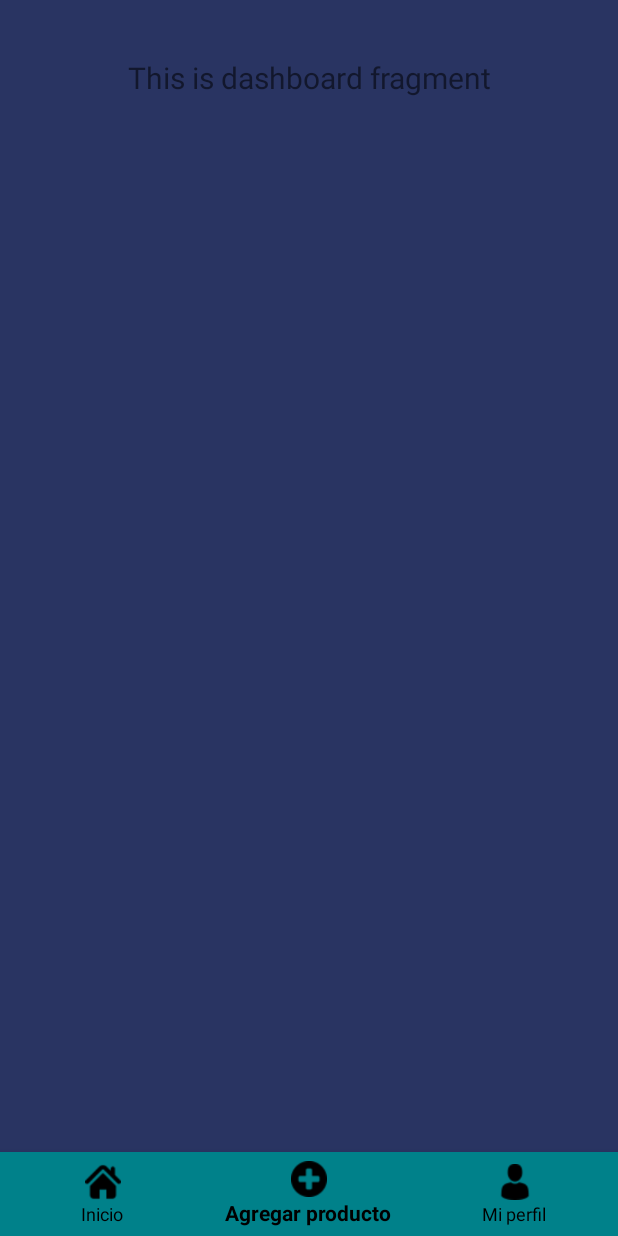
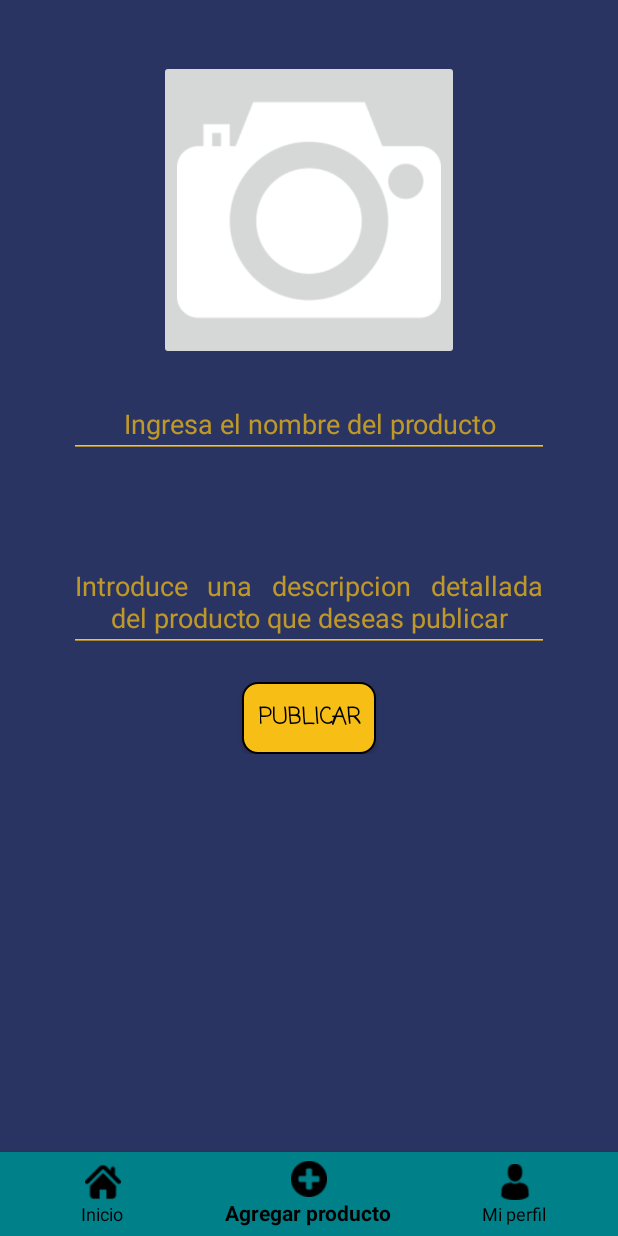
Before and after one commit to fabriziofranco/Pi_2, an Android app: the MenuActivity screen opened directly, with no data from a screen before it, item 2 of the bottom bar chosen, on a phone screen of 412 x 824 dp. Run offline under Robolectric (Android 15) with nearby library versions, the phone set to English and light mode, and no system bars; our stand-ins replace Volley, navigation-ui; network calls fail.

Commit message:
Products w/o images

```diff
--- /dev/null
+++ b/app/src/main/java/com/example/pi_2/ui/add_product/AddProductFragment.java
@@ -0,0 +1,71 @@
+package com.example.pi_2.ui.add_product;
+
+import android.Manifest;
+import android.content.Intent;
+import android.graphics.Bitmap;
+import android.os.Build;
+import android.os.Bundle;
+import android.provider.MediaStore;
+import android.view.LayoutInflater;
+import android.view.View;
+import android.view.ViewGroup;
+import android.widget.ImageButton;
+import android.widget.ImageView;
+import android.widget.TextView;
+
+import androidx.annotation.NonNull;
+import androidx.annotation.Nullable;
+import androidx.fragment.app.Fragment;
+import androidx.lifecycle.Observer;
+import androidx.lifecycle.ViewModelProviders;
+
+import com.example.pi_2.R;
+import com.example.pi_2.ui.add_product.AddProductModel;
+
+public class AddProductFragment extends Fragment {
+
+    private AddProductModel addProductModel;
+
+    ImageButton camera;
+
+    @Override
+    public View onCreateView(@NonNull LayoutInflater inflater,
+                             ViewGroup container, Bundle savedInstanceState) {
+        addProductModel =
+                ViewModelProviders.of(this).get(AddProductModel.class);
+        View root = inflater.inflate(R.layout.fragment_add_product, container, false);
+        //final TextView textView = root.findViewById(R.id.text_dashboard);
+        camera =root.findViewById(R.id.imagen_producto);
+
+        if(Build.VERSION.SDK_INT >= 23){
+            requestPermissions(new String[]{Manifest.permission.CAMERA, Manifest.permission.WRITE_EXTERNAL_STORAGE}, 2);
+        }
+
+        camera.setOnClickListener(new View.OnClickListener() {
+            @Override
+            public void onClick(View view) {
+                dispatchPictureTakenAction();
+            }
+        });
+
+
+
+        return root;
+    }
+
+    private void dispatchPictureTakenAction(){
+        Intent takePic = new Intent(MediaStore.ACTION_IMAGE_CAPTURE);
+        startActivityForResult(takePic, 0   );
+    }
+
+    @Override
+    public void onActivityResult(int requestcode, int resultcode, Intent data){
+        super.onActivityResult(requestcode, resultcode, data);
+        if(requestcode == 0){
+            Bitmap bitmap = (Bitmap)data.getExtras().get("data");
+            camera.setImageBitmap(bitmap);
+        }
+
+    }
+
+}
--- a/app/src/main/java/com/example/pi_2/ui/dashboard/AddProductModel.java
+++ b/app/src/main/java/com/example/pi_2/ui/add_product/AddProductModel.java
@@ -1,4 +1,4 @@
-package com.example.pi_2.ui.dashboard;
+package com.example.pi_2.ui.add_product;
 
 import androidx.lifecycle.LiveData;
 import androidx.lifecycle.MutableLiveData;
@@ -8,10 +8,7 @@ public class AddProductModel extends ViewModel {
 
     private MutableLiveData<String> mText;
 
-    public AddProductModel() {
-        mText = new MutableLiveData<>();
-        mText.setValue("This is dashboard fragment");
-    }
+    public AddProductModel() { }
 
     public LiveData<String> getText() {
         return mText;
--- a/app/src/main/java/com/example/pi_2/ui/dashboard/AddProductFragment.java
+++ /dev/null
@@ -1,35 +0,0 @@
-package com.example.pi_2.ui.dashboard;
-
-import android.os.Bundle;
-import android.view.LayoutInflater;
-import android.view.View;
-import android.view.ViewGroup;
-import android.widget.TextView;
-
-import androidx.annotation.NonNull;
-import androidx.annotation.Nullable;
-import androidx.fragment.app.Fragment;
-import androidx.lifecycle.Observer;
-import androidx.lifecycle.ViewModelProviders;
-
-import com.example.pi_2.R;
-
-public class AddProductFragment extends Fragment {
-
-    private AddProductModel addProductModel;
-
-    public View onCreateView(@NonNull LayoutInflater inflater,
-                             ViewGroup container, Bundle savedInstanceState) {
-        addProductModel =
-                ViewModelProviders.of(this).get(AddProductModel.class);
-        View root = inflater.inflate(R.layout.fragment_add_product, container, false);
-        final TextView textView = root.findViewById(R.id.text_dashboard);
-        addProductModel.getText().observe(this, new Observer<String>() {
-            @Override
-            public void onChanged(@Nullable String s) {
-                textView.setText(s);
-            }
-        });
-        return root;
-    }
-}
--- a/app/src/main/res/drawable/corners_conteiner.xml
+++ b/app/src/main/res/drawable/corners_conteiner.xml
@@ -2,7 +2,7 @@
 <shape xmlns:android="http://schemas.android.com/apk/res/android" >
     <stroke
         android:width="1dp"
-        android:color="#FFC312" />
+        android:color="#FFF" />
 
     <solid android:color="#4D293462" />
 
--- a/app/src/main/res/layout/fragment_add_product.xml
+++ b/app/src/main/res/layout/fragment_add_product.xml
@@ -2,18 +2,89 @@
 <androidx.constraintlayout.widget.ConstraintLayout xmlns:android="http://schemas.android.com/apk/res/android"
     xmlns:app="http://schemas.android.com/apk/res-auto"
     android:layout_width="match_parent"
-    android:layout_height="match_parent">
+    android:layout_height="match_parent"
+    >
 
-    <TextView
-        android:id="@+id/text_dashboard"
-        android:layout_width="match_parent"
+
+
+
+    <LinearLayout
+        android:id="@+id/linearLayout"
+        android:layout_width="0dp"
+        android:orientation="vertical"
         android:layout_height="wrap_content"
-        android:layout_marginStart="8dp"
-        android:layout_marginTop="8dp"
-        android:layout_marginEnd="8dp"
-        android:textAlignment="center"
-        android:textSize="20sp"
+        android:gravity="center"
         app:layout_constraintEnd_toEndOf="parent"
         app:layout_constraintStart_toStartOf="parent"
-        app:layout_constraintTop_toTopOf="parent" />
+        app:layout_constraintTop_toTopOf="parent">
+
+
+
+
+        <ImageButton
+            android:id="@+id/imagen_producto"
+            android:src="@drawable/camara"
+            android:layout_width="200dp"
+            android:layout_marginTop="10dp"
+            android:scaleType="fitCenter"
+            android:layout_height="200dp"/>
+
+        <EditText
+            android:id="@+id/name"
+            android:layout_width="wrap_content"
+            android:layout_height="wrap_content"
+            android:backgroundTint="#FFC312"
+            android:layout_marginTop="20dp"
+            android:ems="15"
+            android:gravity="center"
+            android:hint="Ingresa el nombre del producto"
+            android:textAlignment="center"
+            android:textColorHint="#B3FFC312"
+            android:textColor="#FFC312"
+            android:textSize="18sp"
+ />
+
+
+        <EditText
+            android:inputType="textMultiLine"
+            android:id="@+id/descripcion"
+            android:layout_width="wrap_content"
+            android:layout_height="wrap_content"
+            android:backgroundTint="#FFC312"
+            android:justificationMode="inter_word"
+            android:layout_marginTop="20dp"
+            android:ems="15"
+            android:gravity="bottom"
+            android:lines="4"
+            android:textColor="#FFC312"
+            android:hint="Introduce una descripcion detallada del producto que deseas publicar"
+            android:textAlignment="center"
+            android:textColorHint="#B3FFC312"
+            android:textSize="18sp"
+ />
+
+
+
+
+        <Button
+            android:id="@+id/btnSearch"
+            android:layout_width="wrap_content"
+            android:layout_height="wrap_content"
+            android:background="@drawable/corners_buttons"
+            android:fontFamily="casual"
+            android:layout_marginTop="20dp"
+            android:text="Publicar"
+            android:textColor="#000"
+            android:textSize="15sp"
+            android:textStyle="bold" />
+
+
+
+    </LinearLayout>
+
+
+
+
+
+
 </androidx.constraintlayout.widget.ConstraintLayout>
--- a/app/src/main/res/navigation/mobile_navigation.xml
+++ b/app/src/main/res/navigation/mobile_navigation.xml
@@ -13,7 +13,7 @@
 
     <fragment
         android:id="@+id/navigation_dashboard"
-        android:name="com.example.pi_2.ui.dashboard.AddProductFragment"
+        android:name="com.example.pi_2.ui.add_product.AddProductFragment"
         android:label="Dashboard"
         tools:layout="@layout/fragment_add_product" />
 
```
Also changed, not shown: app/src/main/res/drawable/camara.png (added).
